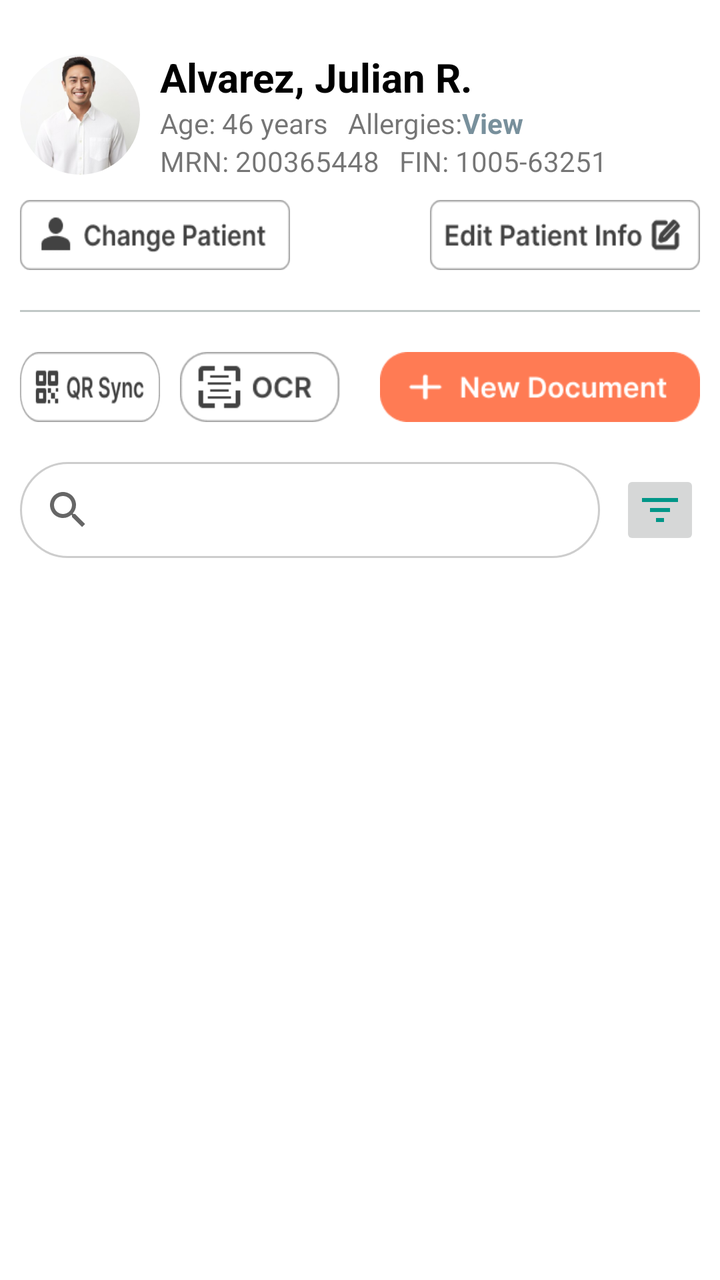
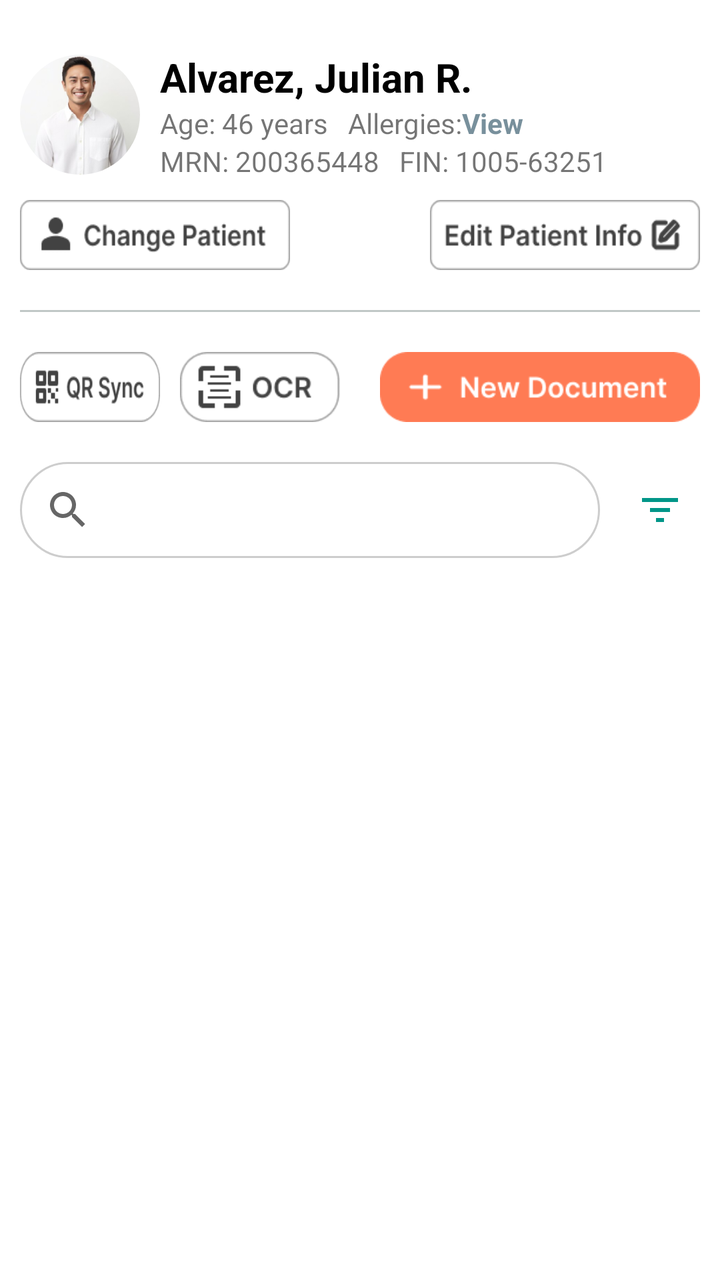

Two renders of the same Android screen: before a commit and after it. Below are the layout's source before the change and the commit's diff.
<!-- AndroidManifest.xml: application theme Theme.Zenith -->
<!-- res/layout/fragment_documents.xml -->
<?xml version="1.0" encoding="utf-8"?>
<LinearLayout xmlns:android="http://schemas.android.com/apk/res/android"
    xmlns:app="http://schemas.android.com/apk/res-auto"
    xmlns:tools="http://schemas.android.com/tools"
    android:layout_width="match_parent"
    android:layout_height="match_parent"
    android:orientation="vertical"
    tools:context=".Documents">

    
    <LinearLayout
        android:id="@+id/patient_info_header"
        android:layout_width="match_parent"
        android:layout_height="wrap_content"
        android:layout_marginHorizontal="10dp"
        android:layout_marginTop="25dp"
        android:gravity="center_vertical"
        android:orientation="horizontal"
        android:paddingBottom="10dp">

        
        <androidx.cardview.widget.CardView
            android:layout_width="60dp"
            android:layout_height="60dp"
            app:cardCornerRadius="30dp"
            app:cardElevation="0dp">

            <ImageView
                android:id="@+id/patient_profile_image"
                android:layout_width="match_parent"
                android:layout_height="match_parent"
                android:contentDescription="Patient Profile"
                android:scaleType="centerCrop"
                android:src="@drawable/alvarez_profile"
                tools:ignore="HardcodedText" />
        </androidx.cardview.widget.CardView>

        
        <LinearLayout
            android:layout_width="0dp"
            android:layout_height="wrap_content"
            android:layout_marginStart="10dp"
            android:layout_weight="1"
            android:orientation="vertical">

            <TextView
                android:id="@+id/patient_name_text"
                android:layout_width="wrap_content"
                android:layout_height="wrap_content"
                android:text="Alvarez, Julian R."
                android:textColor="@android:color/black"
                android:textSize="20sp"
                android:textStyle="bold"
                tools:ignore="HardcodedText" />

            <LinearLayout
                android:layout_width="wrap_content"
                android:layout_height="wrap_content"
                android:orientation="horizontal">

                <TextView
                    android:id="@+id/patient_age_mrn_text"
                    android:layout_width="wrap_content"
                    android:layout_height="wrap_content"
                    android:text="Age: 46 years"
                    android:textSize="14sp"
                    tools:ignore="HardcodedText" />

                <TextView
                    android:layout_width="wrap_content"
                    android:layout_height="wrap_content"
                    android:layout_marginStart="10dp"
                    android:text="Allergies:"
                    android:textSize="14sp"
                    tools:ignore="HardcodedText" />

                <TextView
                    android:id="@+id/patient_allergies_text"
                    android:layout_width="wrap_content"
                    android:layout_height="wrap_content"
                    android:clickable="true"
                    android:focusable="true"
                    android:text="View"
                    android:textColor="#78909C"
                    android:textSize="14sp"
                    android:textStyle="bold"
                    tools:ignore="HardcodedText,TouchTargetSizeCheck" />
            </LinearLayout>

            <TextView
                android:id="@+id/patient_mrn_fin_text"
                android:layout_width="wrap_content"
                android:layout_height="wrap_content"
                android:text="MRN: 200365448   FIN: 1005-63251"
                android:textSize="14sp"
                tools:ignore="HardcodedText" />

        </LinearLayout>
    </LinearLayout>
    


    
    <LinearLayout
        android:layout_width="match_parent"
        android:layout_height="wrap_content"
        android:layout_marginHorizontal="10dp"
        android:orientation="horizontal">
        
        <ImageButton
            android:id="@+id/imageButton3"
            android:layout_width="135dp"
            android:layout_height="35dp"
            android:adjustViewBounds="true"
            android:background="@drawable/change_patient"
            android:contentDescription="@string/none"
            tools:ignore="TouchTargetSizeCheck,DuplicateSpeakableTextCheck" />

        <Space
            android:layout_width="wrap_content"
            android:layout_height="wrap_content"
            android:layout_weight="1"
            tools:ignore="InefficientWeight" />
        
        <ImageButton
            android:id="@+id/imageButton4"
            android:layout_width="135dp"
            android:layout_height="35dp"
            android:adjustViewBounds="true"
            android:background="@drawable/edit_patient_info"
            android:clickable="true"
            android:contentDescription="Edit Patient Info"
            android:focusable="true"
            tools:ignore="HardcodedText,TouchTargetSizeCheck" />
    </LinearLayout>

    
    <View
        android:layout_width="match_parent"
        android:layout_height="1dp"
        android:layout_marginHorizontal="10dp"
        android:layout_marginVertical="20dp"
        android:background="@color/accent" />

    
    <LinearLayout
        android:layout_width="match_parent"
        android:layout_height="wrap_content"
        android:layout_marginHorizontal="10dp"
        android:layout_marginBottom="20dp"
        android:orientation="horizontal">
        
        <ImageButton
            android:id="@+id/imageButton8"
            android:layout_width="50dp"
            android:layout_height="35dp"
            android:layout_marginEnd="10dp"
            android:layout_weight="1"
            android:adjustViewBounds="true"
            android:background="@drawable/qr_sync"
            android:contentDescription="@string/none"
            tools:ignore="TouchTargetSizeCheck" />
        
        <ImageButton
            android:id="@+id/imageButton5"
            android:layout_width="80dp"
            android:layout_height="35dp"
            android:adjustViewBounds="true"
            android:background="@drawable/ocr_button"
            android:contentDescription="@string/none"
            tools:ignore="TouchTargetSizeCheck" />

        <Space
            android:layout_width="wrap_content"
            android:layout_height="wrap_content"
            android:layout_weight="1" />
        
        <ImageButton
            android:id="@+id/imageButton6"
            android:layout_width="160dp"
            android:layout_height="35dp"
            android:adjustViewBounds="true"
            android:background="@drawable/new_document"
            android:contentDescription="@string/none"
            tools:ignore="TouchTargetSizeCheck,ImageContrastCheck" />
    </LinearLayout>

    
    <LinearLayout
        android:layout_width="match_parent"
        android:layout_height="wrap_content"
        android:layout_marginHorizontal="10dp"
        android:layout_marginBottom="20dp"
        android:gravity="center_vertical"
        android:orientation="horizontal">

        <SearchView
            android:id="@+id/document_search_view"
            android:layout_width="0dp"
            android:layout_height="wrap_content"
            android:layout_weight="1"
            android:background="@drawable/search_bar_background"
            android:queryHint="Search Documents"
            app:iconifiedByDefault="false" />

        <ImageButton
            android:id="@+id/filter_button"
            android:layout_width="40dp"
            android:layout_height="40dp"
            android:layout_marginStart="10dp"
            android:src="@drawable/ic_filter" />

    </LinearLayout>

    
    <androidx.recyclerview.widget.RecyclerView
        android:id="@+id/document_recycler_view"
        android:layout_width="match_parent"
        android:layout_height="match_parent"
        android:layout_marginHorizontal="10dp"
        android:layout_marginBottom="30dp" />

</LinearLayout>
<!-- resources referenced by this layout -->
<resources>
  <color name="accent">#FFC0C7C6</color>
  <!-- drawable alvarez_profile: png bitmap (drawable, 35777 bytes) -->
  <!-- drawable change_patient: png bitmap (drawable, 3387 bytes) -->
  <!-- drawable edit_patient_info: png bitmap (drawable, 3162 bytes) -->
  <!-- drawable ic_filter (drawable) -->
  <?xml version="1.0" encoding="utf-8"?>
  <vector xmlns:android="http://schemas.android.com/apk/res/android"
      android:width="24dp"
      android:height="24dp"
      android:viewportWidth="24"
      android:viewportHeight="24">
  
      <path
          android:fillColor="#009688"
          android:pathData="M3,6H21V8H3V6Z" />
  
      <path
          android:fillColor="#009688"
          android:pathData="M7,11H17V13H7V11Z" />
  
      <path
          android:fillColor="#009688"
          android:pathData="M10,16H14V18H10V16Z" />
  </vector>
  <!-- drawable new_document: png bitmap (drawable, 3159 bytes) -->
  <!-- drawable ocr_button: png bitmap (drawable, 2345 bytes) -->
  <!-- drawable qr_sync: png bitmap (drawable, 3067 bytes) -->
  <!-- drawable search_bar_background (drawable) -->
  <?xml version="1.0" encoding="utf-8"?>
  <shape xmlns:android="http://schemas.android.com/apk/res/android"
      android:shape="rectangle">
      <solid android:color="#FFFFFF" />
      <corners android:radius="100dp" />
      <stroke android:width="1dp" android:color="#CDCDCD" />
  </shape>
  <string name="none">none</string>
  <style name="Theme.Zenith" parent="Theme.MaterialComponents.Light.NoActionBar">
          
          <item name="colorPrimary">@color/moonstone</item>
          <item name="colorPrimaryVariant">@color/caribbean</item>
          <item name="colorOnPrimary">@color/coral</item>
          
          <item name="colorSecondary">@color/coral</item>
          <item name="colorSecondaryVariant">@color/tangerine</item>
          <item name="colorOnSecondary">@color/moonstone</item>
          
          <item name="android:statusBarColor">?attr/colorPrimaryVariant</item>
          
      </style>
  <color name="moonstone">#FF00B2CA</color>
  <color name="caribbean">#FF006D77</color>
  <color name="coral">#FFFF7B54</color>
  <color name="tangerine">#FFFF9576</color>
</resources>

<!-- the commit's change to res/layout/fragment_documents.xml (unified diff, before → after) -->
@@ -208,7 +208,8 @@
             android:layout_width="40dp"
             android:layout_height="40dp"
             android:layout_marginStart="10dp"
-            android:src="@drawable/ic_filter" />
+            android:src="@drawable/ic_filter"
+            android:background="?attr/selectableItemBackgroundBorderless"/>
 
     </LinearLayout>
 
